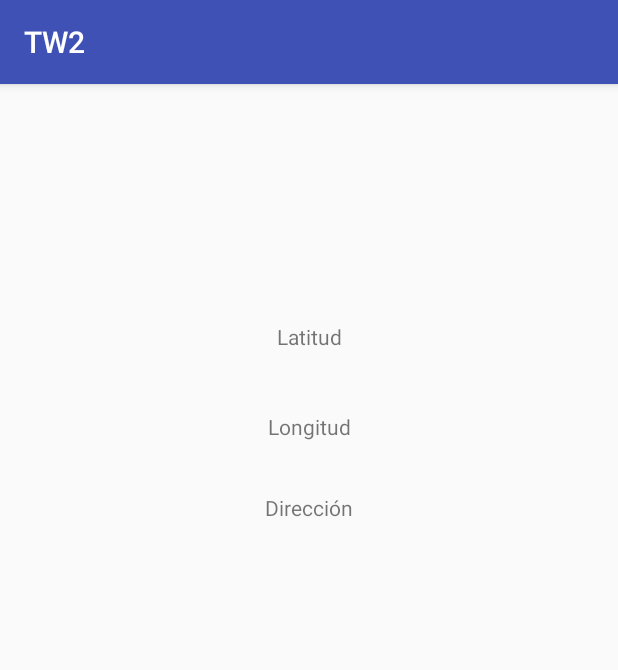
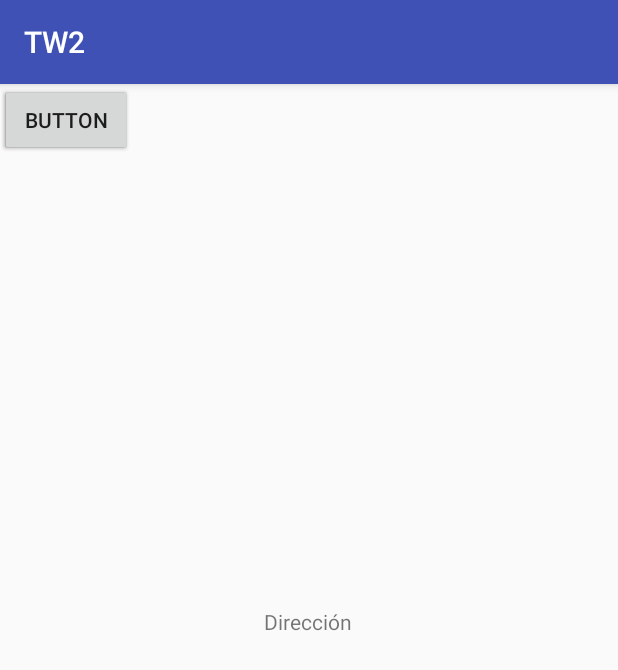
Before and after one commit to tinchocicirello/GPS-Android-tw2, an Android app: the screen it shows after launch (MainActivity), on a phone screen of 412 x 824 dp. Shown: the top 670 px of the screen. Run offline under Robolectric (Android 15) with nearby library versions, the phone set to English and light mode, and no system bars; 7 statements that could not run were skipped.

Commit message:
agrega botones y logica de click

```diff
--- a/app/src/main/java/com/tallerweb2/android/GPS/MainActivity.java
+++ b/app/src/main/java/com/tallerweb2/android/GPS/MainActivity.java
@@ -13,6 +13,7 @@ import android.support.v4.app.ActivityCompat;
 import android.support.v4.content.ContextCompat;
 import android.support.v7.app.AppCompatActivity;
 import android.util.Log;
+import android.widget.Button;
 import android.widget.TextView;
 import android.widget.Toast;
 
@@ -35,6 +36,9 @@ public class MainActivity extends AppCompatActivity
     private TextView mTvLatitud;
     private TextView mTvLongitud;
     private TextView mTvDireccion;
+    private Button mClickButton1;
+    private Button mClickButton2;
+    private Button mClickButton3;
 
     private static final int RC_LOCATION_PERMISION= 100;
 
@@ -61,6 +65,39 @@ public class MainActivity extends AppCompatActivity
 
         //Inicializar el GoogleAPIClient y armar la Petición de Ubicación
         initGoogleAPIClient();
+
+        //creamos las instancias de botones para realizar los intents
+        Button boton1 = (Button)findViewById(R.id.Button1);
+        mClickButton1.setOnClickListener(this);
+
+        Button boton2 = (Button)findViewById(R.id.Button2);
+        mClickButton2.setOnClickListener(this);
+
+        Button boton3 = (Button)findViewById(R.id.Button3);
+        mClickButton3.setOnClickListener(this);
+    }
+
+
+    public void onClick(View v) {
+        switch (v.getId()) {
+            case  R.id.Button1: {
+
+                Intent i = new Intent(Intent.ACTION_VIEW,
+                        Uri.parse("http://google.com/"));
+                startActivity(i);
+                break;
+            }
+
+            case R.id.Button2: {
+                // do something for button 2 click
+                break;
+            }
+
+            case  R.id.Button3: {
+                // do something for button 1 click
+                break;
+            }
+        }
     }
 
     @Override
@@ -84,6 +121,8 @@ public class MainActivity extends AppCompatActivity
         super.onStop();
         stopLocationUpdates();
     }
+
+
 
     @Override
     protected void onDestroy() {
@@ -141,7 +180,7 @@ public class MainActivity extends AppCompatActivity
     }
 
     public void setLocation(Location loc) {
-        //Obtener la direcci—n de la calle a partir de la latitud y la longitud
+        //Obtener la direccion de la calle a partir de la latitud y la longitud
         if (loc.getLatitude() != 0.0 && loc.getLongitude() != 0.0) {
             try {
                 Geocoder geocoder = new Geocoder(this, Locale.getDefault());
--- a/app/src/main/res/layout/activity_main.xml
+++ b/app/src/main/res/layout/activity_main.xml
@@ -7,27 +7,6 @@
     tools:context="com.tallerweb2.android.GPS.MainActivity">
 
     <TextView
-        android:id="@+id/latitud"
-        android:layout_width="wrap_content"
-        android:layout_height="wrap_content"
-        android:text="@string/app_latitud"
-        app:layout_constraintBottom_toBottomOf="parent"
-        app:layout_constraintLeft_toLeftOf="parent"
-        app:layout_constraintRight_toRightOf="parent"
-        app:layout_constraintTop_toTopOf="parent"
-        app:layout_constraintVertical_bias="0.212" />
-
-    <TextView
-        android:id="@+id/longitud"
-        android:layout_width="wrap_content"
-        android:layout_height="wrap_content"
-        android:text="@string/app_longitud"
-        app:layout_constraintBottom_toBottomOf="parent"
-        app:layout_constraintLeft_toLeftOf="parent"
-        app:layout_constraintRight_toRightOf="parent"
-        app:layout_constraintTop_toTopOf="@+id/latitud"
-        app:layout_constraintVertical_bias="0.102" />
-    <TextView
         android:id="@+id/direccion"
         android:layout_width="wrap_content"
         android:layout_height="wrap_content"
@@ -36,6 +15,32 @@
         app:layout_constraintLeft_toLeftOf="parent"
         app:layout_constraintRight_toRightOf="parent"
         app:layout_constraintTop_toTopOf="@+id/longitud"
-        app:layout_constraintVertical_bias="0.102" />
+        app:layout_constraintVertical_bias="0.102"
+        app:layout_constraintHorizontal_bias="0.498"
+        android:layout_marginBottom="400dp" />
+
+    <Button
+        android:id="@+id/button1"
+        android:layout_width="wrap_content"
+        android:layout_height="wrap_content"
+        android:text="Button"
+        tools:layout_editor_absoluteY="361dp"
+        tools:layout_editor_absoluteX="148dp" />
+
+    <Button
+        android:id="@+id/button2"
+        android:layout_width="wrap_content"
+        android:layout_height="wrap_content"
+        android:text="Button"
+        tools:layout_editor_absoluteX="266dp"
+        tools:layout_editor_absoluteY="361dp" />
+
+    <Button
+        android:id="@+id/button3"
+        android:layout_width="wrap_content"
+        android:layout_height="wrap_content"
+        android:text="Button"
+        tools:layout_editor_absoluteX="32dp"
+        tools:layout_editor_absoluteY="361dp" />
 
 </android.support.constraint.ConstraintLayout>
```
